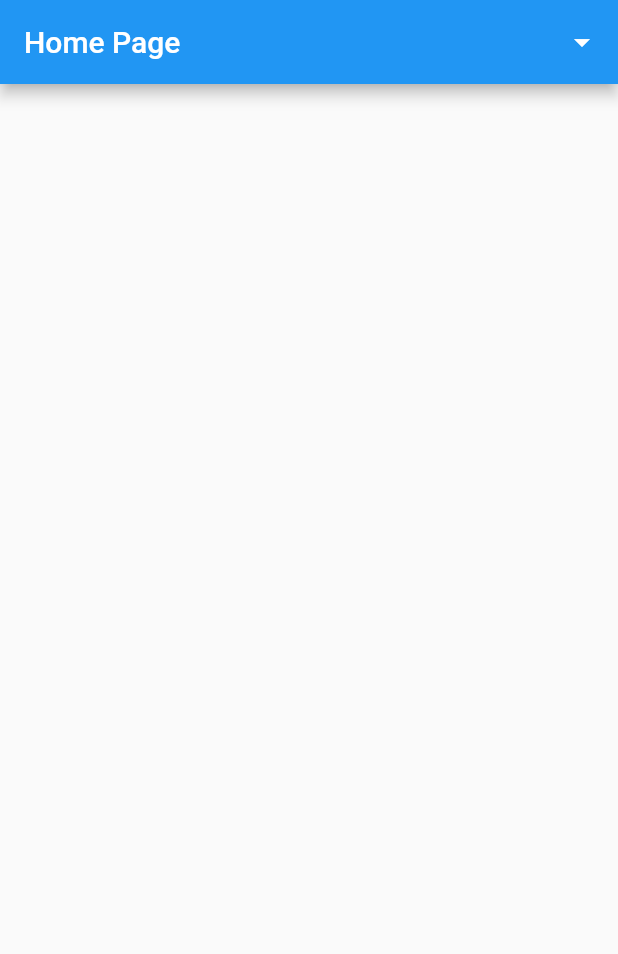
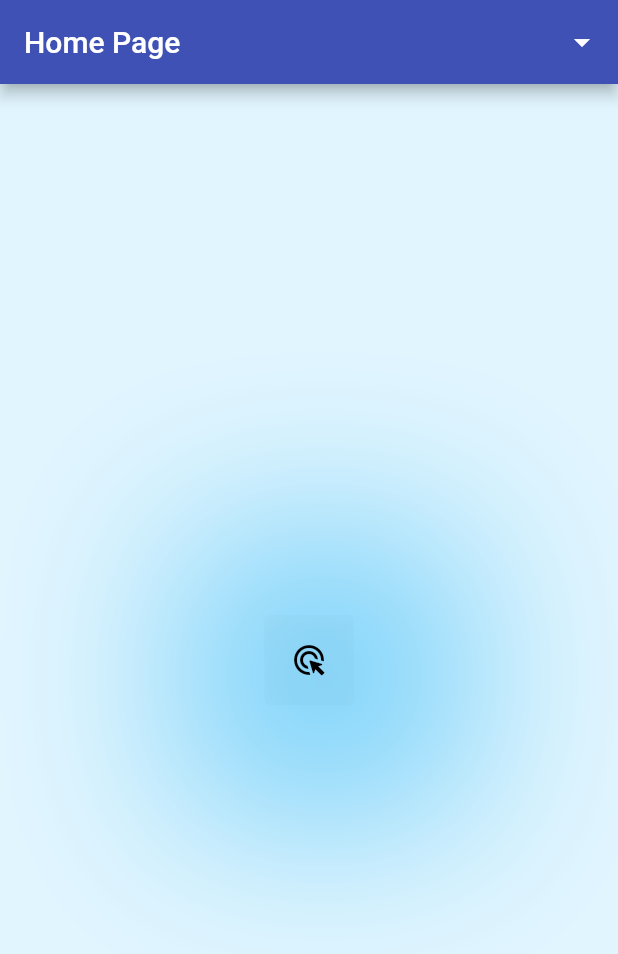
Before and after one commit to manuelzzz/flutter-first-project, a Flutter app: the screen it shows after launch, on a phone screen of 412 x 824 dp. Shown: the top 954 px of the screen. Run offline on Flutter 3.47's test engine with Material 2 defaults, Android fonts, the phone set to English and light mode, and no system bars; our stand-ins replace device_preview.

Commit message:
theme tests

```diff
--- a/lib/main.dart
+++ b/lib/main.dart
@@ -26,14 +26,24 @@ class MyApp extends StatelessWidget {
   @override
   Widget build(BuildContext context) {
     return MaterialApp(
+      theme: ThemeData(
+        primaryColor: Colors.indigo[200],
+        primarySwatch: Colors.indigo,
+        primaryColorLight: Colors.indigo[200],
+        primaryColorDark: Colors.black54,
+        fontFamily: 'Roboto',
+        elevatedButtonTheme: ElevatedButtonThemeData(
+          style: ElevatedButton.styleFrom(
+            backgroundColor: Colors.blueGrey.shade700,
+          ),
+        ),
+        scaffoldBackgroundColor: Colors.lightBlue[50],
+      ),
       useInheritedMediaQuery: true,
       locale: DevicePreview.locale(context),
       builder: DevicePreview.appBuilder,
       debugShowCheckedModeBanner: false,
       title: 'Flutter Demo',
-      theme: ThemeData(
-        primarySwatch: Colors.blue,
-      ),
       routes: {
         '/': (_) => HomePage(),
         '/container': (_) => ContainerPage(),
--- a/lib/pages/home/home_page.dart
+++ b/lib/pages/home/home_page.dart
@@ -13,7 +13,11 @@ enum PopupMenuPages {
 }
 
 class HomePage extends StatelessWidget {
-  const HomePage({super.key});
+  HomePage({super.key});
+
+  final materialColorTransparent = MaterialStateColor.resolveWith((states) {
+    return Colors.black.withOpacity(0.014);
+  });
 
   @override
   Widget build(BuildContext context) {
@@ -101,7 +105,40 @@ class HomePage extends StatelessWidget {
           )
         ],
       ),
-      body: Container(),
+      body: Center(
+        child: Column(
+          mainAxisAlignment: MainAxisAlignment.center,
+          children: [
+            Container(
+              width: 200,
+              height: 200,
+              padding: EdgeInsets.fromLTRB(70, 70, 70, 70),
+              decoration: BoxDecoration(
+                  color: Colors.transparent,
+                  borderRadius: BorderRadius.circular(25),
+                  boxShadow: [
+                    BoxShadow(
+                      color: Colors.lightBlue.shade200,
+                      blurRadius: 100,
+                      offset: Offset(10, 10),
+                    )
+                  ]),
+              child: ElevatedButton(
+                style: ButtonStyle(
+                  iconColor: MaterialStateColor.resolveWith((states) {
+                    return Colors.black;
+                  }),
+                  backgroundColor: materialColorTransparent,
+                  overlayColor: materialColorTransparent,
+                  shadowColor: materialColorTransparent,
+                ),
+                onPressed: () {},
+                child: Icon(Icons.ads_click_rounded),
+              ),
+            ),
+          ],
+        ),
+      ),
     );
   }
 }
```
